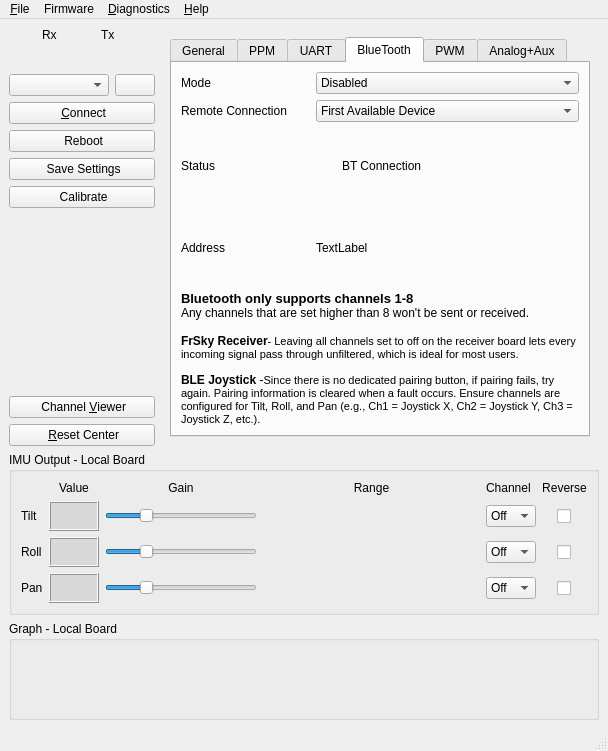
First picture: the form in gui/src/mainwindow.ui, repository dlktdr/HeadTracker, before the edit.
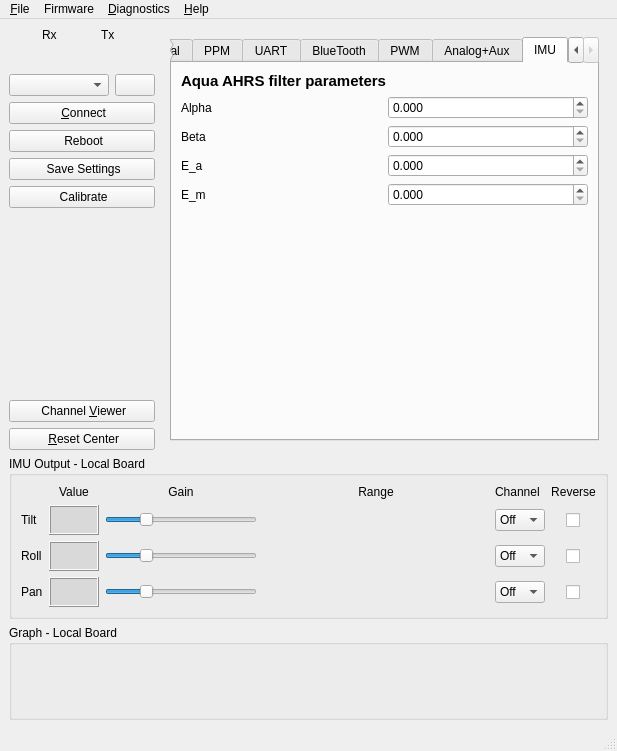
Second picture: the form after the edit. Icons and pictures are not drawn. Custom widgets are drawn as their Qt base class.

The edit to the form file:
```diff
--- a/gui/src/mainwindow.ui
+++ b/gui/src/mainwindow.ui
@@ -6,7 +6,7 @@
    <rect>
     <x>0</x>
     <y>0</y>
-    <width>601</width>
+    <width>617</width>
     <height>751</height>
    </rect>
   </property>
@@ -336,7 +336,7 @@
              <bool>false</bool>
             </property>
             <property name="currentIndex">
-             <number>3</number>
+             <number>6</number>
             </property>
             <widget class="QWidget" name="tabGeneral">
              <attribute name="title">
@@ -3006,6 +3006,117 @@
               </item>
              </layout>
             </widget>
+            <widget class="QWidget" name="tab">
+             <attribute name="title">
+              <string>IMU</string>
+             </attribute>
+             <layout class="QVBoxLayout" name="verticalLayout_15">
+              <item>
+               <widget class="QLabel" name="label_95">
+                <property name="text">
+                 <string>&lt;html&gt;&lt;head/&gt;&lt;body&gt;&lt;p&gt;&lt;span style=&quot; font-size:11pt; font-weight:700;&quot;&gt;Aqua AHRS filter parameters&lt;/span&gt;&lt;/p&gt;&lt;/body&gt;&lt;/html&gt;</string>
+                </property>
+               </widget>
+              </item>
+              <item>
+               <layout class="QGridLayout" name="gridLayout_22">
+                <item row="0" column="0">
+                 <widget class="QLabel" name="label_8">
+                  <property name="text">
+                   <string>Alpha</string>
+                  </property>
+                 </widget>
+                </item>
+                <item row="0" column="1">
+                 <widget class="QDoubleSpinBox" name="spnAqA">
+                  <property name="decimals">
+                   <number>3</number>
+                  </property>
+                  <property name="maximum">
+                   <double>1.000000000000000</double>
+                  </property>
+                  <property name="singleStep">
+                   <double>0.010000000000000</double>
+                  </property>
+                 </widget>
+                </item>
+                <item row="1" column="0">
+                 <widget class="QLabel" name="label_14">
+                  <property name="text">
+                   <string>Beta</string>
+                  </property>
+                 </widget>
+                </item>
+                <item row="1" column="1">
+                 <widget class="QDoubleSpinBox" name="spnAqB">
+                  <property name="decimals">
+                   <number>3</number>
+                  </property>
+                  <property name="maximum">
+                   <double>1.000000000000000</double>
+                  </property>
+                  <property name="singleStep">
+                   <double>0.010000000000000</double>
+                  </property>
+                 </widget>
+                </item>
+                <item row="2" column="0">
+                 <widget class="QLabel" name="label_15">
+                  <property name="text">
+                   <string>E_a</string>
+                  </property>
+                 </widget>
+                </item>
+                <item row="2" column="1">
+                 <widget class="QDoubleSpinBox" name="spnAqEa">
+                  <property name="decimals">
+                   <number>3</number>
+                  </property>
+                  <property name="maximum">
+                   <double>1.000000000000000</double>
+                  </property>
+                  <property name="singleStep">
+                   <double>0.010000000000000</double>
+                  </property>
+                 </widget>
+                </item>
+                <item row="3" column="0">
+                 <widget class="QLabel" name="label_24">
+                  <property name="text">
+                   <string>E_m</string>
+                  </property>
+                 </widget>
+                </item>
+                <item row="3" column="1">
+                 <widget class="QDoubleSpinBox" name="spnAqEm">
+                  <property name="decimals">
+                   <number>3</number>
+                  </property>
+                  <property name="maximum">
+                   <double>1.000000000000000</double>
+                  </property>
+                  <property name="singleStep">
+                   <double>0.010000000000000</double>
+                  </property>
+                 </widget>
+                </item>
+               </layout>
+              </item>
+              <item>
+               <spacer name="verticalSpacer_2">
+                <property name="orientation">
+                 <enum>Qt::Vertical</enum>
+                </property>
+                <property name="sizeHint" stdset="0">
+                 <size>
+                  <width>20</width>
+                  <height>222</height>
+                 </size>
+                </property>
+               </spacer>
+              </item>
+             </layout>
+            </widget>
            </widget>
           </item>
          </layout>
@@ -3873,7 +3984,7 @@
     <rect>
      <x>0</x>
      <y>0</y>
-     <width>601</width>
+     <width>617</width>
      <height>22</height>
     </rect>
    </property>
```
